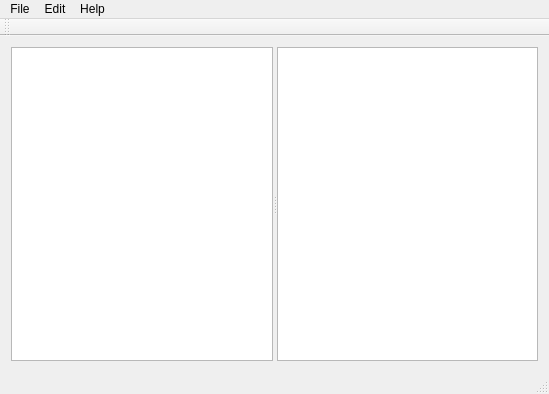
Above: mainwindow.ui from aizenbit/Scribbler before the change. Below: the same form after it.
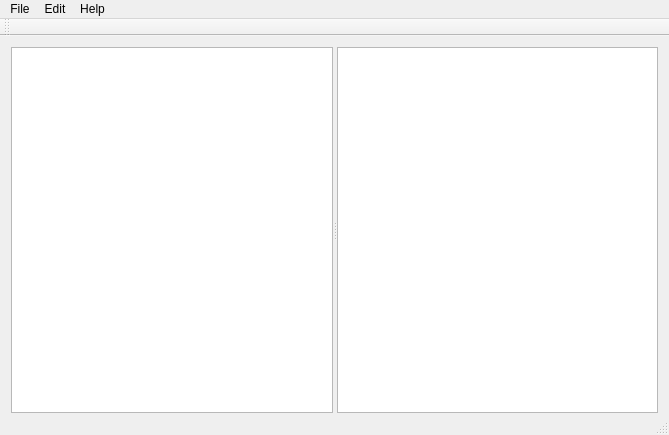
That is the form after the change. Custom widgets are drawn as their Qt base class.

Diff of the .ui file:
```diff
--- a/mainwindow.ui
+++ b/mainwindow.ui
@@ -6,8 +6,8 @@
    <rect>
     <x>0</x>
     <y>0</y>
-    <width>549</width>
-    <height>394</height>
+    <width>669</width>
+    <height>435</height>
    </rect>
   </property>
   <property name="windowTitle">
@@ -15,6 +15,12 @@
   </property>
   <widget class="QWidget" name="centralWidget">
    <layout class="QVBoxLayout" name="verticalLayout">
+    <property name="spacing">
+     <number>0</number>
+    </property>
+    <property name="bottomMargin">
+     <number>0</number>
+    </property>
     <item>
      <widget class="QSplitter" name="splitter">
       <property name="orientation">
@@ -31,7 +37,7 @@
     <rect>
      <x>0</x>
      <y>0</y>
-     <width>549</width>
+     <width>669</width>
      <height>25</height>
     </rect>
    </property>
```
Left out of the diff: 17 changed lines with no effect on the pictures.
